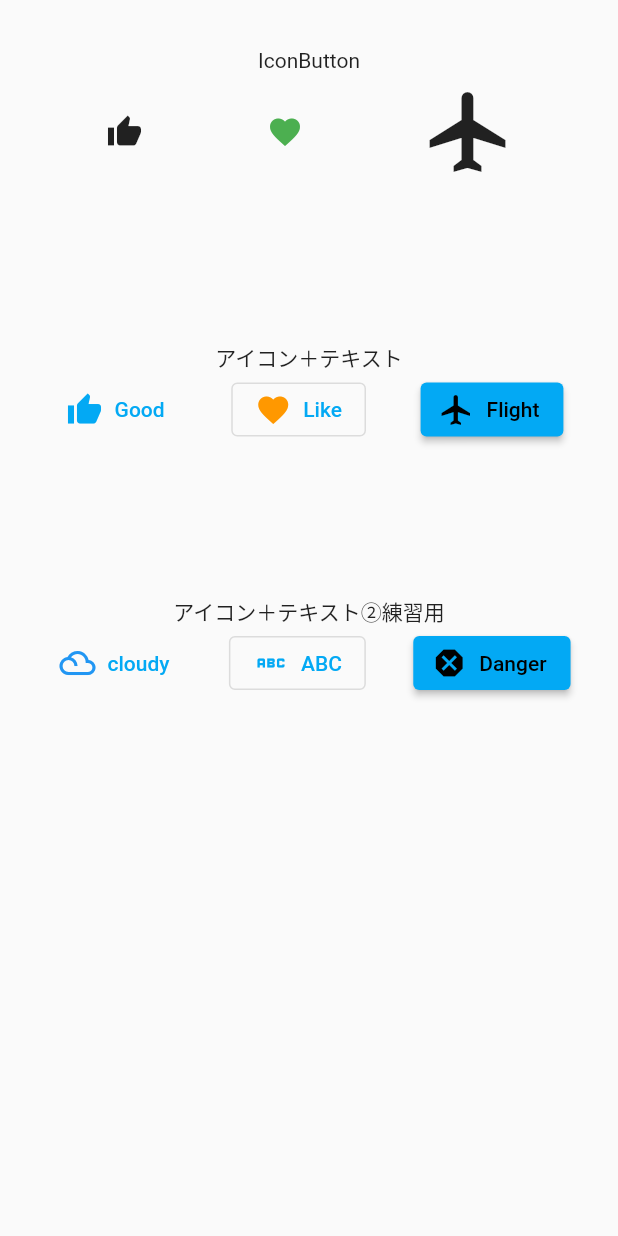
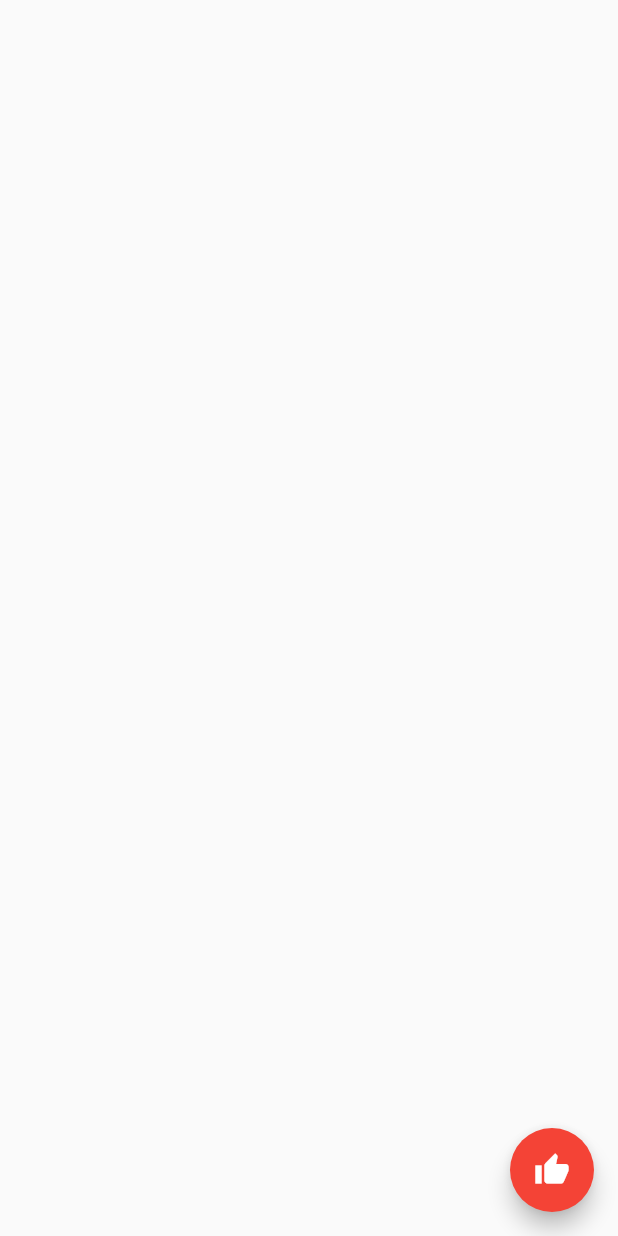
Before and after one commit to mami-uchida/Widget_Practice, a Flutter app: the screen it shows after launch, on a phone screen of 412 x 824 dp. Run offline on Flutter 3.47's test engine with Material 2 defaults, Android fonts, the phone set to English and light mode, and no system bars.

Commit message:
3-5 FloatingActionButtonの学習

```diff
--- a/lib/main.dart
+++ b/lib/main.dart
@@ -9,82 +9,12 @@ class MyApp extends StatelessWidget {
   Widget build(BuildContext context) {
     return MaterialApp(
       title: 'Flutter Demo',
-      theme: ThemeData(primarySwatch: Colors.lightBlue),
+      theme: ThemeData(primarySwatch: Colors.blue),
       home: Scaffold(
-        body: Column(
-          children: <Widget>[
-            Container(
-              padding: const EdgeInsets.only(top: 32),
-              child: const Text('IconButton'),
-            ),
-            Row(
-              mainAxisAlignment: MainAxisAlignment.spaceEvenly,
-              children: <Widget>[
-                IconButton(
-                  onPressed: () {},
-                  icon: const Icon(Icons.thumb_up),
-                ),
-                IconButton(
-                  color: Colors.green,
-                  onPressed: () {},
-                  icon: const Icon(Icons.favorite),
-                ),
-                IconButton(
-                  iconSize: 64,
-                  onPressed: () {},
-                  icon: const Icon(Icons.flight),
-                ),
-              ],
-            ),
-            Container(
-              padding: const EdgeInsets.only(top: 100),
-              child: const Text('アイコン＋テキスト'),
-            ),
-            Row(
-              mainAxisAlignment: MainAxisAlignment.spaceEvenly,
-              children: <Widget>[
-                TextButton.icon(
-                  onPressed: () {},
-                  icon: const Icon(Icons.thumb_up),
-                  label: const Text('Good'),
-                ),
-                OutlinedButton.icon(
-                  onPressed: () {},
-                  icon: const Icon(Icons.favorite, color: Colors.orange),
-                  label: const Text('Like'),
-                ),
-                ElevatedButton.icon(
-                  onPressed: () {},
-                  icon: const Icon(Icons.flight),
-                  label: const Text('Flight'),
-                ),
-              ],
-            ),
-            Container(
-              padding: const EdgeInsets.only(top: 100),
-              child: const Text('アイコン＋テキスト②練習用'),
-            ),
-            Row(
-              mainAxisAlignment: MainAxisAlignment.spaceEvenly,
-              children: <Widget>[
-                TextButton.icon(
-                  onPressed: () {},
-                  icon: const Icon(Icons.filter_drama, color: Colors.blue),
-                  label: const Text('cloudy'),
-                ),
-                OutlinedButton.icon(
-                  onPressed: () {},
-                  icon: const Icon(Icons.abc),
-                  label: const Text('ABC'),
-                ),
-                ElevatedButton.icon(
-                  onPressed: () {},
-                  icon: const Icon(Icons.dangerous),
-                  label: const Text('Danger'),
-              ),
-              ],
-            ),
-          ],
+        floatingActionButton: FloatingActionButton(
+          backgroundColor: Colors.red,
+          onPressed: () {},
+          child: const Icon(Icons.thumb_up),
         ),
       ),
     );
```
